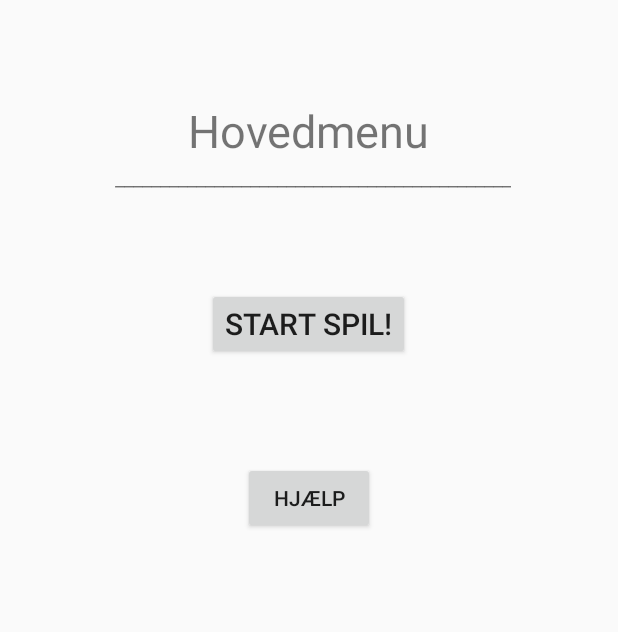
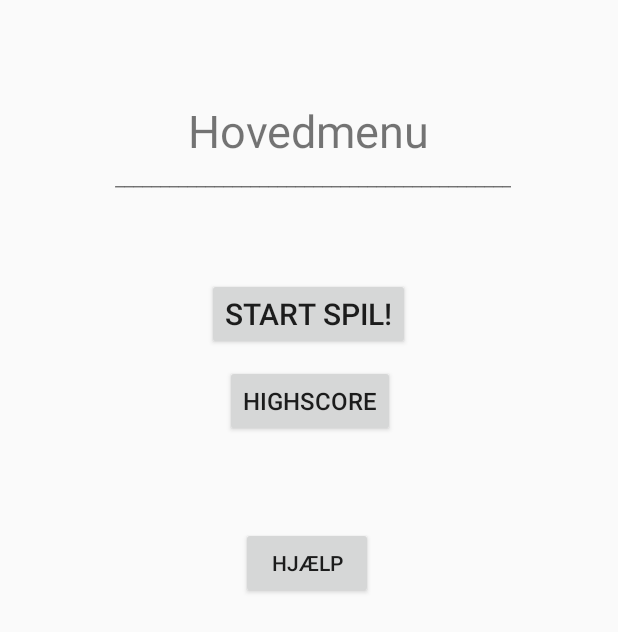
Before and after one commit to Rajak4/Galgeleg, an Android app: the layout activity_hovedmenu.xml on its own in the app's theme, with its tools: preview values and no code run, on a phone screen of 412 x 824 dp. Shown: the top 632 px of the screen. Run offline under Robolectric (Android 15) with nearby library versions, the phone set to English and light mode, and no system bars; network calls fail; Roboto replaces fonts that are not available here.

Commit message:
Highscore

```diff
--- a/app/build.gradle
+++ b/app/build.gradle
@@ -23,7 +23,9 @@ dependencies {
     implementation fileTree(dir: 'libs', include: ['*.jar'])
     implementation 'androidx.appcompat:appcompat:1.0.2'
     implementation 'androidx.constraintlayout:constraintlayout:1.1.3'
+    implementation 'androidx.recyclerview:recyclerview:1.0.0'
     testImplementation 'junit:junit:4.12'
     androidTestImplementation 'androidx.test.ext:junit:1.1.0'
     androidTestImplementation 'androidx.test.espresso:espresso-core:3.1.1'
+    implementation 'com.google.code.gson:gson:2.8.5'
 }
--- a/app/src/main/AndroidManifest.xml
+++ b/app/src/main/AndroidManifest.xml
@@ -1,18 +1,18 @@
 <?xml version="1.0" encoding="utf-8"?>
 <manifest xmlns:android="http://schemas.android.com/apk/res/android"
     package="com.example.galgeleg">
+
     <uses-permission android:name="android.permission.INTERNET" />
-
 
     <application
         android:allowBackup="true"
-
         android:icon="@mipmap/ic_launcher"
         android:label="@string/app_name"
         android:roundIcon="@mipmap/ic_launcher_round"
         android:supportsRtl="true"
         android:theme="@style/AppTheme">
-        <activity android:name=".Taber_akt"></activity>
+        <activity android:name=".Highscore_akt"></activity>
+        <activity android:name=".Taber_akt" />
         <activity android:name=".Vinder_akt" />
         <activity android:name=".Hjaelp_akt" />
         <activity android:name=".Spil_akt" />
--- a/app/src/main/java/com/example/galgeleg/Galgelogik.java
+++ b/app/src/main/java/com/example/galgeleg/Galgelogik.java
@@ -21,6 +21,7 @@ public class Galgelogik {
   private boolean spilletErTabt;
 
   public Galgelogik() {
+ /*
     muligeOrd.add("bil");
     muligeOrd.add("computer");
     muligeOrd.add("programmering");
@@ -30,7 +31,10 @@ public class Galgelogik {
     muligeOrd.add("skovsnegl");
     muligeOrd.add("solsort");
     muligeOrd.add("nitten");
+
+
     nulstil();
+    */
   }
 
 
@@ -72,6 +76,7 @@ public class Galgelogik {
     antalForkerteBogstaver = 0;
     spilletErVundet = false;
     spilletErTabt = false;
+
     ordet = muligeOrd.get(new Random().nextInt(muligeOrd.size()));
     opdaterSynligtOrd();
   }
--- a/app/src/main/res/layout/activity_hjaelp.xml
+++ b/app/src/main/res/layout/activity_hjaelp.xml
@@ -49,7 +49,7 @@
         android:id="@+id/hjaelpTekst"
         android:layout_width="wrap_content"
         android:layout_height="wrap_content"
-        android:layout_marginStart="52dp"
+        android:layout_marginStart="45dp"
         android:layout_marginTop="20dp"
         android:text="@string/hjealpTekst"
         app:layout_constraintEnd_toEndOf="parent"
--- a/app/src/main/res/layout/activity_hovedmenu.xml
+++ b/app/src/main/res/layout/activity_hovedmenu.xml
@@ -36,22 +36,36 @@
         android:id="@+id/startspil"
         android:layout_width="wrap_content"
         android:layout_height="wrap_content"
-        android:layout_marginTop="192dp"
+        android:layout_marginTop="57dp"
         android:text="@string/start_spilKnap"
         android:textSize="20sp"
         app:layout_constraintEnd_toEndOf="parent"
         app:layout_constraintHorizontal_bias="0.498"
         app:layout_constraintStart_toStartOf="parent"
-        app:layout_constraintTop_toTopOf="parent" />
+        app:layout_constraintTop_toBottomOf="@+id/textView2" />
+
+    <Button
+        android:id="@+id/highscoreKnap"
+        android:layout_width="wrap_content"
+        android:layout_height="wrap_content"
+        android:layout_marginTop="10dp"
+        android:text="@string/highscoreKnap"
+        android:textSize="16sp"
+        app:layout_constraintEnd_toEndOf="parent"
+        app:layout_constraintHorizontal_bias="0.503"
+        app:layout_constraintStart_toStartOf="parent"
+        app:layout_constraintTop_toBottomOf="@+id/startspil" />
 
     <Button
         android:id="@+id/hjaelp"
         android:layout_width="wrap_content"
         android:layout_height="wrap_content"
-        android:layout_marginStart="24dp"
-        android:layout_marginTop="68dp"
+        android:layout_marginStart="160dp"
+        android:layout_marginTop="60dp"
+        android:layout_marginEnd="163dp"
         android:text="@string/hjaelpKnap"
-        app:layout_constraintStart_toStartOf="@+id/startspil"
-        app:layout_constraintTop_toBottomOf="@+id/startspil" />
+        app:layout_constraintEnd_toEndOf="parent"
+        app:layout_constraintStart_toStartOf="parent"
+        app:layout_constraintTop_toBottomOf="@+id/highscoreKnap" />
 
 </androidx.constraintlayout.widget.ConstraintLayout>
--- a/app/src/main/res/values/styles.xml
+++ b/app/src/main/res/values/styles.xml
@@ -1,7 +1,7 @@
 <resources>
 
     <!-- Base application theme. -->
-    <style name="AppTheme" parent="Theme.AppCompat.Light.DarkActionBar">
+    <style name="AppTheme" parent="Theme.AppCompat.Light.NoActionBar">
         <!-- Customize your theme here. -->
         <item name="colorPrimary">@color/colorPrimary</item>
         <item name="colorPrimaryDark">@color/colorPrimaryDark</item>
```
Also changed, not shown: app/src/main/java/com/example/galgeleg/Highscore_akt.java (added, +68 -0 lines), app/src/main/java/com/example/galgeleg/Hovedmenu_akt.java (+7 -3 lines), app/src/main/java/com/example/galgeleg/Spil_akt.java (+47 -0 lines), app/src/main/java/com/example/galgeleg/Taber_akt.java (+19 -1 lines), app/src/main/java/com/example/galgeleg/Vinder_akt.java (+22 -1 lines), app/src/main/res/layout/activity_highscore_akt.xml (added, +41 -0 lines), app/src/main/res/layout/activity_taber_akt.xml (+23 -0 lines), app/src/main/res/layout/activity_vinder_akt.xml (+23 -0 lines), app/src/main/res/values/strings.xml (+8 -1 lines).
